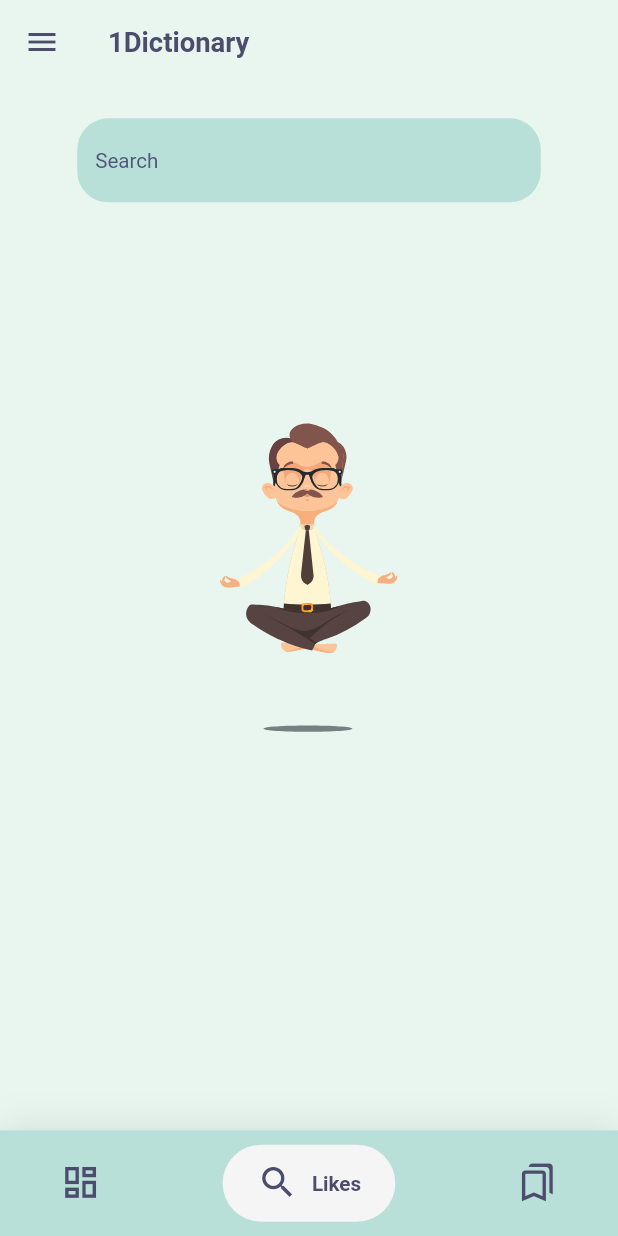
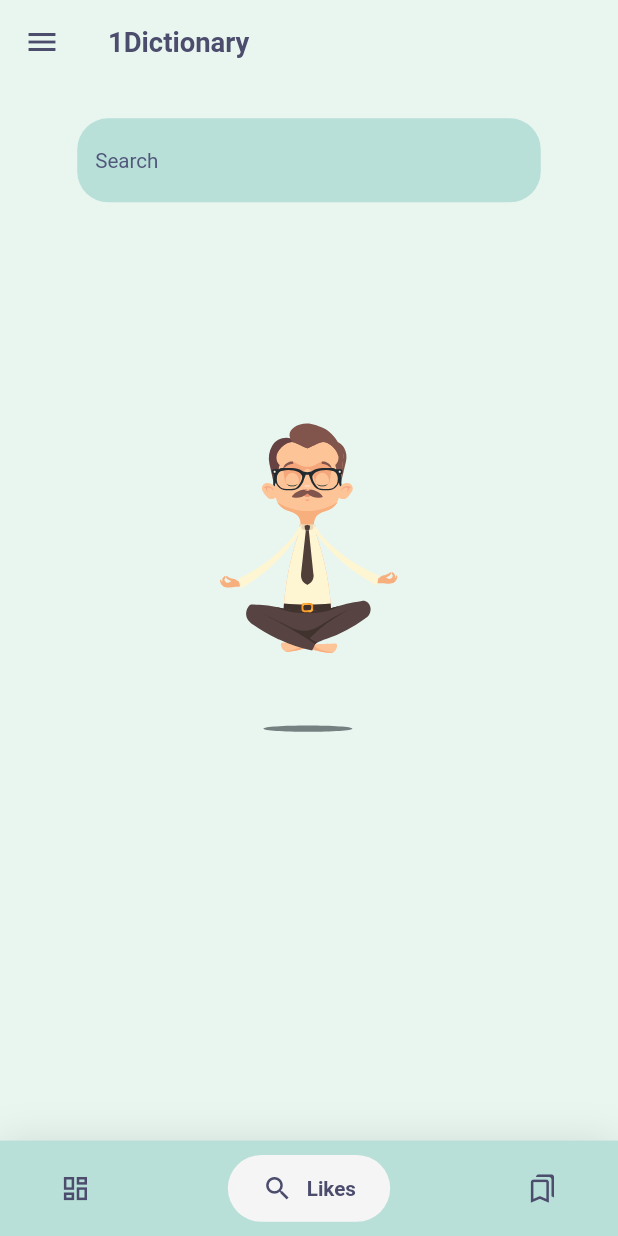
Before and after one commit to shyamexe/Dictionary_app_flutter_using_bloc, a Flutter app: the screen it shows after launch, on a phone screen of 412 x 824 dp. Run offline on Flutter 3.47's test engine with Material 2 defaults, Android fonts, the light colour scheme and no system bars; drawn by our look-alikes of flutter_typeahead, google_nav_bar, lottie; our stand-ins replace audioplayers, bloc, equatable, flutter_bloc, flutter_screenutil, hive and 2 more; accounts and stored records are empty.

Commit message:
bugFixed in bottomBar

```diff
--- a/lib/presentation/screens/common/main_home_screen.dart
+++ b/lib/presentation/screens/common/main_home_screen.dart
@@ -76,20 +76,26 @@ class MainScreen extends StatelessWidget {
                   padding:
                       EdgeInsets.symmetric(horizontal: 20.w, vertical: 10.h),
                   duration: const Duration(milliseconds: 400),
-                  tabBackgroundColor:  Theme.of(context).bottomAppBarColor,
+                  tabBackgroundColor: Theme.of(context).bottomAppBarColor,
                   color: Theme.of(context).primaryColor,
-                  tabs: const [
+                  tabs: [
                     GButton(
                       icon: Icons.dashboard_outlined,
                       text: 'Home',
+                      iconSize: 18.sp,
+                      textSize: 12.sp,
                     ),
                     GButton(
                       icon: Icons.search,
                       text: 'Likes',
+                      iconSize: 18.sp,
+                      textSize: 12.sp,
                     ),
                     GButton(
                       icon: Icons.bookmarks_outlined,
                       text: 'Search',
+                      iconSize: 18.sp,
+                      textSize: 12.sp,
                     ),
                   ],
                   selectedIndex: state.pageValue ?? 1,
--- a/lib/presentation/screens/home_screen/home_screen.dart
+++ b/lib/presentation/screens/home_screen/home_screen.dart
@@ -62,7 +62,6 @@ class HomeScreen extends StatelessWidget {
       box.add(wordSave);
     } else {
       // var snackBar = const SnackBar(content: Text('Already Added !'));
-
       // var snackBar = SnackBar(
       //   content: Text(
       //     'Already Added !',
@@ -279,7 +278,7 @@ class HomeScreen extends StatelessWidget {
                                         //deleteWord(list[i].key);
                                         createSnackBar(
                                             context: context,
-                                            message: "aaallReady exist");
+                                            message: "Already Added !");
                                       },
                                     );
                                   }
```
